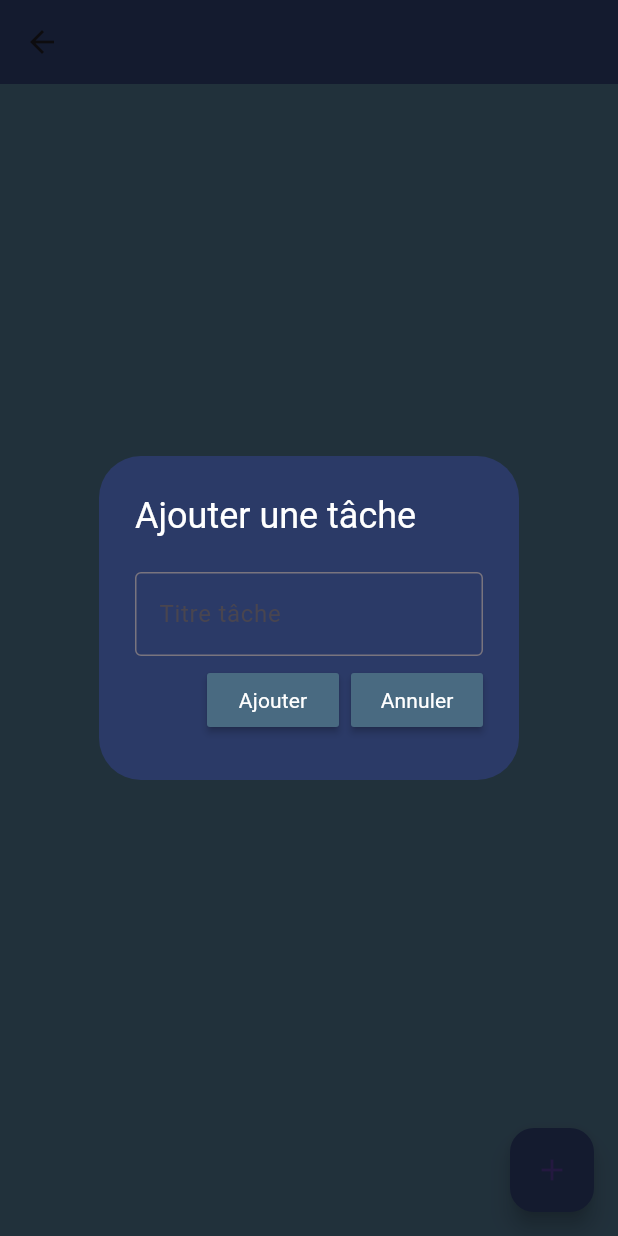
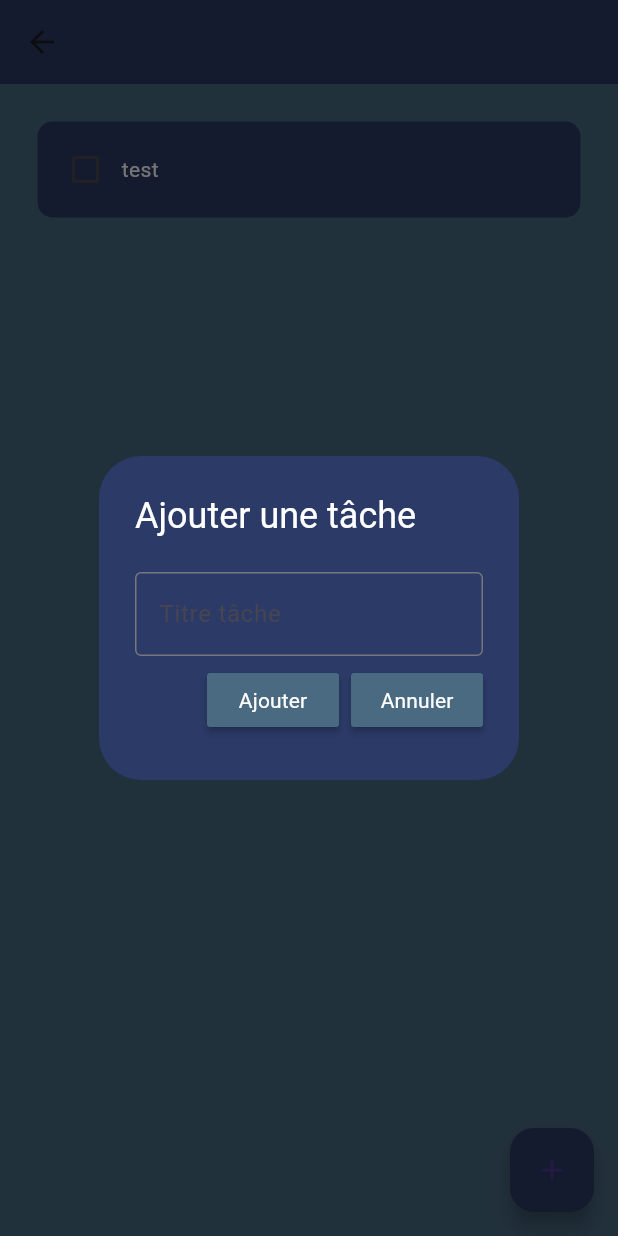
Before and after one commit to Ibrahim-203/ToDoApp, a Flutter app: the Specifictask screen opened directly with empty values, after a tap on the "add" icon, on a phone screen of 412 x 824 dp. Run offline on Flutter 3.47's test engine with Material 3 defaults, Android fonts, the phone set to English and light mode, and no system bars; drawn by our look-alikes of flutter_slidable; our stand-ins replace hive_flutter; accounts and stored records are empty.

Commit message:
Last modif with database

```diff
--- /dev/null
+++ b/lib/database/single_todo.dart
@@ -0,0 +1,22 @@
+import 'package:hive_flutter/hive_flutter.dart';
+
+class SingleToDo {
+  List demoTask = [];
+
+  final _myBox = Hive.box('singleList');
+  void createInitialData() {
+    demoTask = [
+      [
+        ["abc", 0]
+      ]
+    ];
+  }
+
+  void loadData() {
+    demoTask = _myBox.get("SINGLE");
+  }
+
+  void updateDatabase() {
+    _myBox.put("SINGLE", demoTask);
+  }
+}
--- a/lib/pages/specific_task.dart
+++ b/lib/pages/specific_task.dart
@@ -1,14 +1,65 @@
+import 'package:first/database/single_todo.dart';
 import 'package:first/pages/utils/dialog_box.dart';
+import 'package:first/pages/utils/todo_task_list.dart';
 import 'package:flutter/material.dart';
+import 'package:hive_flutter/hive_flutter.dart';
 
-class Specifictask extends StatelessWidget {
+class Specifictask extends StatefulWidget {
   final String text;
-  const Specifictask({super.key, required this.text});
+  final int id;
+
+  Specifictask({super.key, required this.text, required this.id});
+
+  @override
+  State<Specifictask> createState() => _SpecifictaskState();
+}
+
+class _SpecifictaskState extends State<Specifictask> {
+  final _myBox = Hive.box('singleList');
+  SingleToDo db = SingleToDo();
+
+  List demoTask = [
+    ['test', false],
+  ];
+
+  @override
+  void initState() {
+    // TODO: implement initState
+    if (_myBox.get("SINGLE") == null) {
+      db.createInitialData();
+    } else {
+      db.loadData();
+    }
+    super.initState();
+  }
+
+  void checkboxChange(bool? value, int index) {
+    setState(() {
+      demoTask[index][1] = !demoTask[index][1];
+    });
+  }
+
+  void deleteTask(int index) {
+    setState(() {
+      demoTask.removeAt(index);
+    });
+  }
 
   @override
   Widget build(BuildContext context) {
     //Create a controller
     final _controller = TextEditingController();
+    print(widget.id);
+
+    void onSave() {
+      if (_controller.text != "") {
+        setState(() {
+          demoTask.add([_controller.text, false]);
+          _controller.clear();
+        });
+      }
+      Navigator.of(context).pop();
+    }
 
     // Function to open dialog box
     void _openDialog() {
@@ -19,7 +70,7 @@ class Specifictask extends StatelessWidget {
               title: "Ajouter une tâche",
               validText: "Ajouter",
               descriptionText: "Titre tâche",
-              onSaved: () {},
+              onSaved: onSave,
               onCancel: () => Navigator.of(context).pop(),
               controller: _controller,
             );
@@ -31,8 +82,19 @@ class Specifictask extends StatelessWidget {
       appBar: AppBar(
         elevation: 0,
         centerTitle: true,
-        title: Text(text),
+        title: Text(widget.text),
         backgroundColor: Color(0xff2b3a67),
+      ),
+      body: ListView.builder(
+        itemCount: demoTask.length,
+        itemBuilder: (context, index) {
+          return TaskList(
+            TaskName: demoTask[index][0],
+            TaskCompleted: demoTask[index][1],
+            delete_task: (context) => deleteTask(index),
+            onChanged: (value) => checkboxChange(value, index),
+          );
+        },
       ),
       floatingActionButton: FloatingActionButton(
         onPressed: _openDialog,
--- /dev/null
+++ b/lib/pages/utils/todo_task_list.dart
@@ -0,0 +1,57 @@
+import 'package:flutter/material.dart';
+import 'package:flutter_slidable/flutter_slidable.dart';
+
+class TaskList extends StatelessWidget {
+  final String TaskName;
+  final bool TaskCompleted;
+  final Function(bool?)? onChanged;
+  Function(BuildContext)? delete_task;
+  TaskList({
+    super.key,
+    required this.TaskName,
+    required this.TaskCompleted,
+    required this.delete_task,
+    required this.onChanged,
+  });
+
+  @override
+  Widget build(BuildContext context) {
+    return Padding(
+      padding: const EdgeInsets.only(left: 25.0, top: 25.0, right: 25.0),
+      child: Slidable(
+        endActionPane: ActionPane(motion: StretchMotion(), children: [
+          SlidableAction(
+            onPressed: delete_task,
+            icon: Icons.delete,
+            backgroundColor: Colors.red,
+          )
+        ]),
+        child: Container(
+          padding: EdgeInsets.all(8.0),
+          decoration: BoxDecoration(
+            color: Color(0xff2b3a67),
+            borderRadius: BorderRadius.circular(10),
+          ),
+          child: Row(
+            children: [
+              Checkbox(
+                value: TaskCompleted,
+                onChanged: onChanged,
+                activeColor: Colors.black,
+              ),
+              Text(
+                TaskName,
+                style: TextStyle(
+                  decoration: TaskCompleted
+                      ? TextDecoration.lineThrough
+                      : TextDecoration.none,
+                  color: Colors.white,
+                ),
+              ),
+            ],
+          ),
+        ),
+      ),
+    );
+  }
+}
```
Also changed, not shown: lib/database/todo_db.dart (added, +27 -0 lines), lib/main.dart (+10 -1 lines), lib/model/todo.dart (added, +27 -0 lines), lib/pages/reglage.dart (added, +31 -0 lines), lib/pages/todo_page.dart (+92 -24 lines), lib/pages/utils/todo_task.dart (+6 -4 lines), pubspec.yaml (+11 -2 lines), pubspec.lock, 3 other files.
